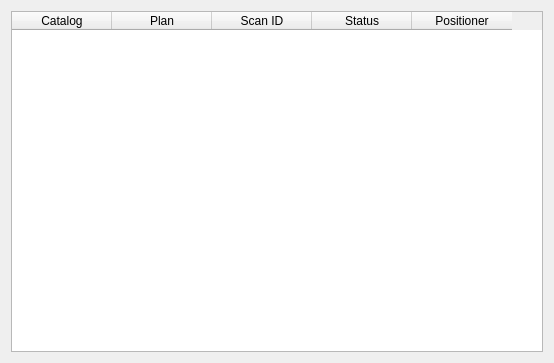
Above: gemviz23/demo/resources/resultwindow.ui from BCDA-APS/gemviz before the change. Below: the same form after it.
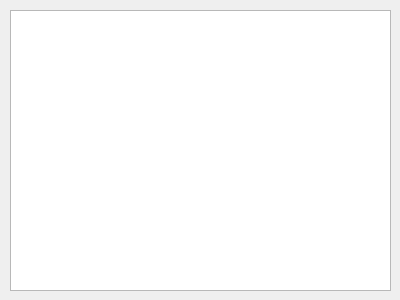
That is the form after the change.

Commit message: table view ui file updated

What changed in the file:
```diff
--- a/gemviz23/demo/resources/resultwindow.ui
+++ b/gemviz23/demo/resources/resultwindow.ui
@@ -6,44 +6,28 @@
    <rect>
     <x>0</x>
     <y>0</y>
-    <width>554</width>
-    <height>363</height>
+    <width>400</width>
+    <height>300</height>
    </rect>
   </property>
   <property name="windowTitle">
    <string>Form</string>
   </property>
-  <layout class="QHBoxLayout" name="horizontalLayout">
-   <item>
-    <widget class="QTableWidget" name="tableWidget">
-     <column>
-      <property name="text">
-       <string>Catalog</string>
-      </property>
-     </column>
-     <column>
-      <property name="text">
-       <string>Plan</string>
-      </property>
-     </column>
-     <column>
-      <property name="text">
-       <string>Scan ID</string>
-      </property>
-     </column>
-     <column>
-      <property name="text">
-       <string>Status</string>
-      </property>
-     </column>
-     <column>
-      <property name="text">
-       <string>Positioner</string>
-      </property>
-     </column>
-    </widget>
-   </item>
-  </layout>
+  <widget class="QWidget" name="widget" native="true">
+   <property name="geometry">
+    <rect>
+     <x>10</x>
+     <y>10</y>
+     <width>381</width>
+     <height>281</height>
+    </rect>
+   </property>
+   <layout class="QGridLayout" name="gridLayout">
+    <item row="0" column="0">
+     <widget class="QTableView" name="tableView"/>
+    </item>
+   </layout>
+  </widget>
  </widget>
  <resources/>
  <connections/>
```
